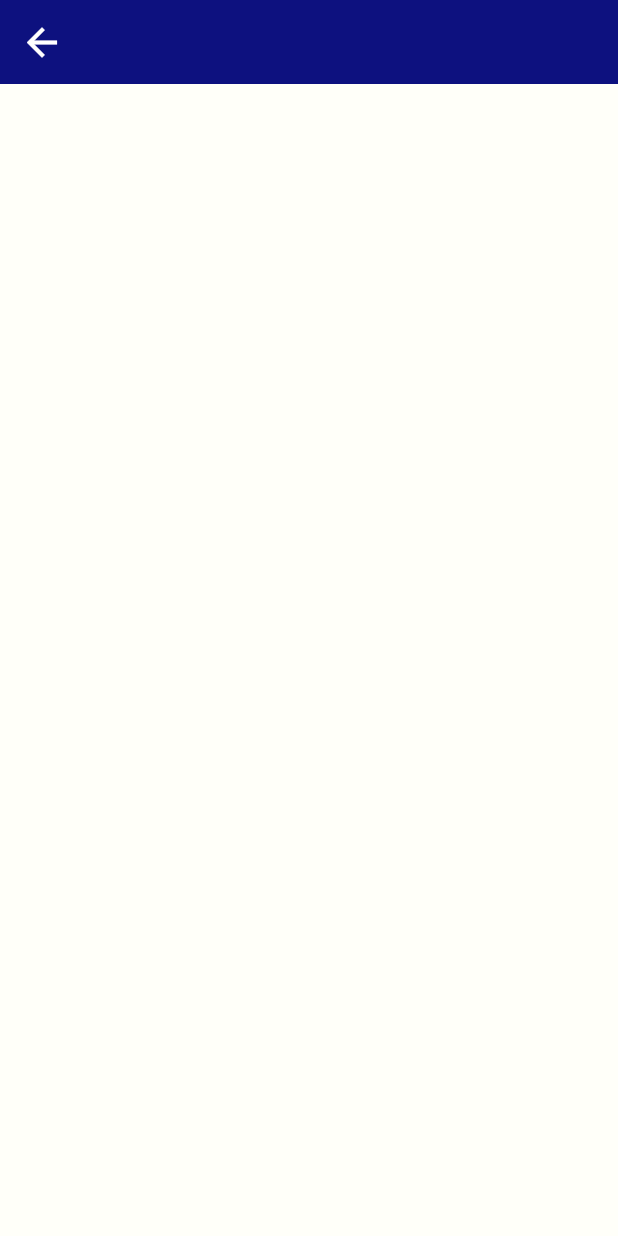
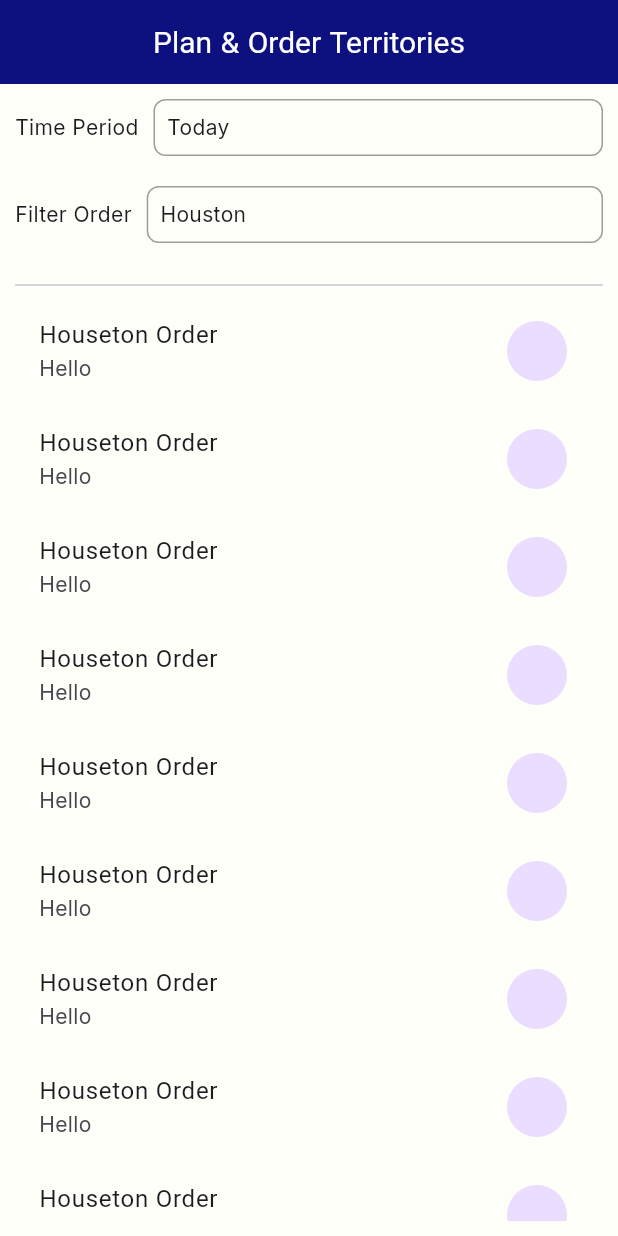
Before and after one commit to GTrack-Application/PRoute, a Flutter app: the ViewOrdersScreen screen opened directly, on a phone screen of 412 x 824 dp. Run offline on Flutter 3.47's test engine with Material 2 defaults, Android fonts, the phone set to English and light mode, and no system bars; our stand-ins replace auto_size_text, awesome_dialog, flutter_screenutil, flutter_spinkit, google_fonts, google_maps_flutter and 5 more; missing offline and left inert: flutter_scalable_ocr, input_history_text_field, syncfusion_flutter_signaturepad.

Commit message:
view order screen UI completed

```diff
--- a/lib/Screens/view_orders_screen.dart
+++ b/lib/Screens/view_orders_screen.dart
@@ -1,13 +1,73 @@
 import 'package:flutter/material.dart';
+import 'package:nb_utils/nb_utils.dart';
 
-class ViewOrdersScreen extends StatelessWidget {
+class ViewOrdersScreen extends StatefulWidget {
   const ViewOrdersScreen({Key? key}) : super(key: key);
+
+  @override
+  State<ViewOrdersScreen> createState() => _ViewOrdersScreenState();
+}
+
+class _ViewOrdersScreenState extends State<ViewOrdersScreen> {
+  List<dynamic> orders = [];
   @override
   Widget build(BuildContext context) {
     return Scaffold(
-      appBar: AppBar(),
-      body: Column(
-        children: [],
+      appBar: AppBar(
+        title: const Text('Plan & Order Territories'),
+      ),
+      body: Padding(
+        padding: const EdgeInsets.all(10.0),
+        child: Column(
+          children: [
+            Row(
+              children: [
+                const Text("Time Period"),
+                10.width,
+                Expanded(
+                  child: Container(
+                    padding: const EdgeInsets.all(8),
+                    decoration: BoxDecoration(
+                      border: Border.all(color: Colors.grey),
+                      borderRadius: BorderRadius.circular(8),
+                    ),
+                    child: const Text("Today"),
+                  ),
+                ),
+              ],
+            ),
+            20.height,
+            Row(
+              children: [
+                const Text("Filter Order"),
+                10.width,
+                Expanded(
+                  child: Container(
+                    padding: const EdgeInsets.all(8),
+                    decoration: BoxDecoration(
+                      border: Border.all(color: Colors.grey),
+                      borderRadius: BorderRadius.circular(8),
+                    ),
+                    child: const Text("Houston"),
+                  ),
+                ),
+              ],
+            ),
+            20.height,
+            const Divider(),
+            Expanded(
+                child: ListView.builder(
+              itemBuilder: (context, index) {
+                return const ListTile(
+                  title: Text("Houseton Order"),
+                  subtitle: Text("Hello"),
+                  trailing: CircleAvatar(),
+                );
+              },
+              itemCount: 10,
+            ))
+          ],
+        ),
       ),
     );
   }
--- a/lib/main.dart
+++ b/lib/main.dart
@@ -1,8 +1,8 @@
 import 'package:flutter/material.dart';
 import 'package:flutter_screenutil/flutter_screenutil.dart';
 import 'package:nb_utils/nb_utils.dart';
+import 'package:p_route/Screens/view_orders_screen.dart';
 import 'package:p_route/global/themes/themes.dart';
-import 'package:p_route/old/screens/login/user_login_page.dart';
 
 void main() async {
   await ScreenUtil.ensureScreenSize();
@@ -32,7 +32,7 @@ class _MyAppState extends State<MyApp> {
             debugShowCheckedModeBanner: false,
             title: 'PRoute',
             navigatorKey: navigatorKey,
-            home: const UserLoginPage(),
+            home: const ViewOrdersScreen(),
           ),
         );
       },
```
